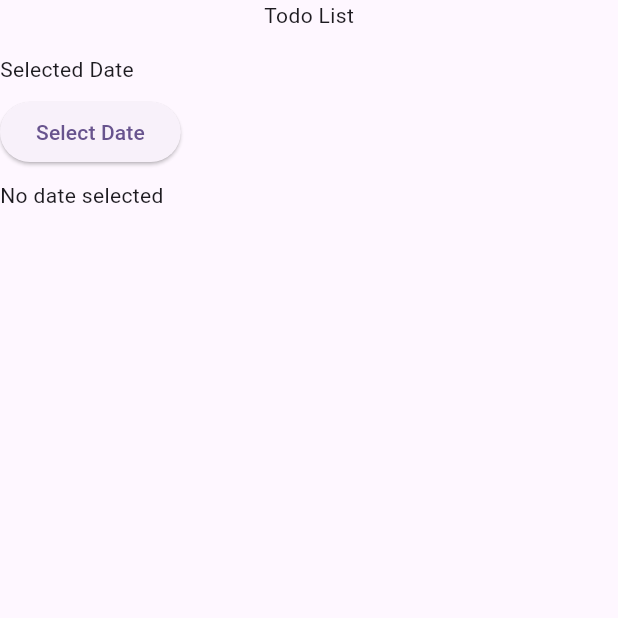
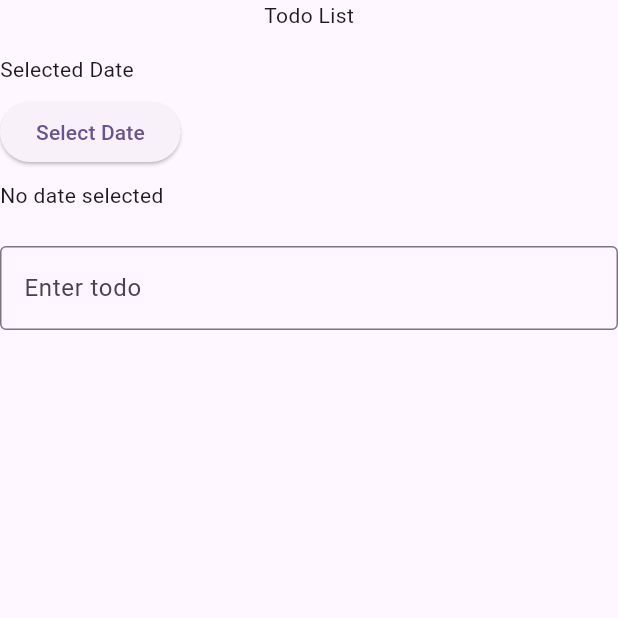
Before and after one commit to zanthegreat18/043_TodoBloc, a Flutter app: the TodoPage screen opened directly, on a phone screen of 412 x 824 dp, the top half of it. Run offline on Flutter 3.47's test engine with Material 3 defaults, Android fonts, the light colour scheme and no system bars; our stand-ins replace bloc, flutter_bloc.

Commit message:
form input untuk todo

```diff
--- a/lib/presentation/page.dart
+++ b/lib/presentation/page.dart
@@ -1,7 +1,9 @@
+// === [Commit 01 - 07] setup UI, date picker, display date, add input field ===
 
 import 'package:flutter/material.dart';
 import 'package:flutter_bloc/flutter_bloc.dart';
-import '../bloc/todo_bloc.dart';
+
+import '../bloc/todo_bloc.dart'; // ganti sesuai struktur project kamu
 
 class TodoPage extends StatelessWidget {
   TodoPage({super.key});
@@ -34,8 +36,8 @@ class TodoPage extends StatelessWidget {
                         ).then((selectedDate) {
                           if (selectedDate != null) {
                             context.read<TodoBloc>().add(
-                              TodoSelectDate(date: selectedDate),
-                            );
+                                  TodoSelectDate(date: selectedDate),
+                                );
                           }
                         });
                       },
@@ -57,6 +59,17 @@ class TodoPage extends StatelessWidget {
                 ),
               ],
             ),
+            SizedBox(height: 24.0),
+            Form(
+              key: _formKey,
+              child: TextFormField(
+                controller: _controller,
+                decoration: InputDecoration(
+                  hintText: 'Enter todo',
+                  border: OutlineInputBorder(),
+                ),
+              ),
+            ),
           ],
         ),
       ),
```
